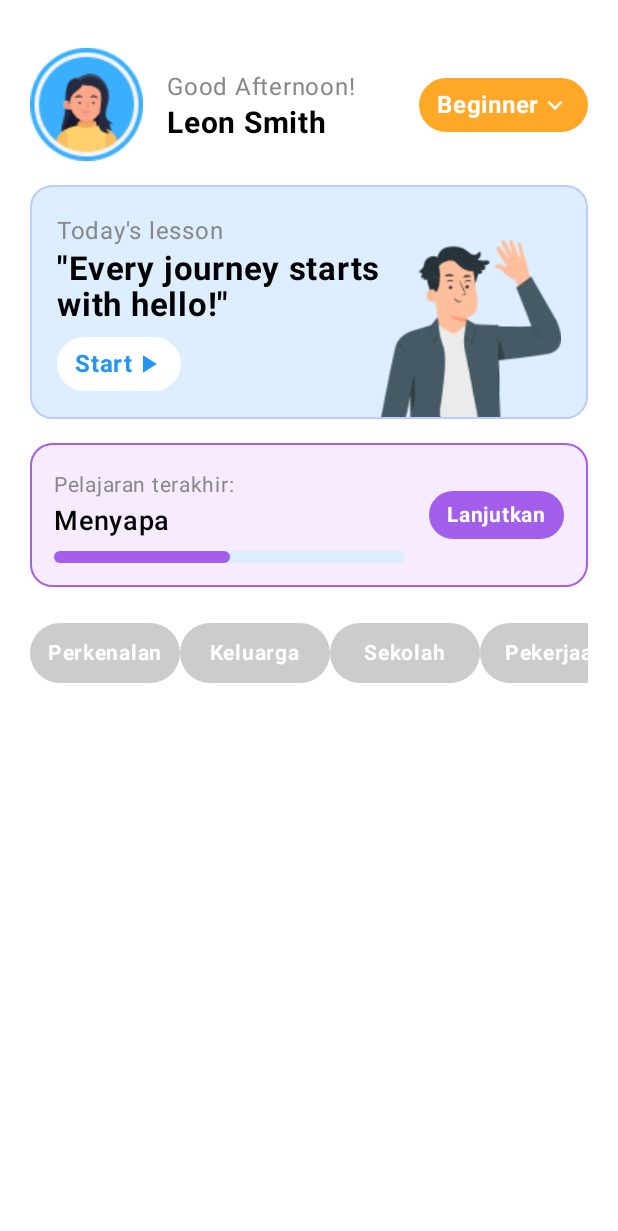
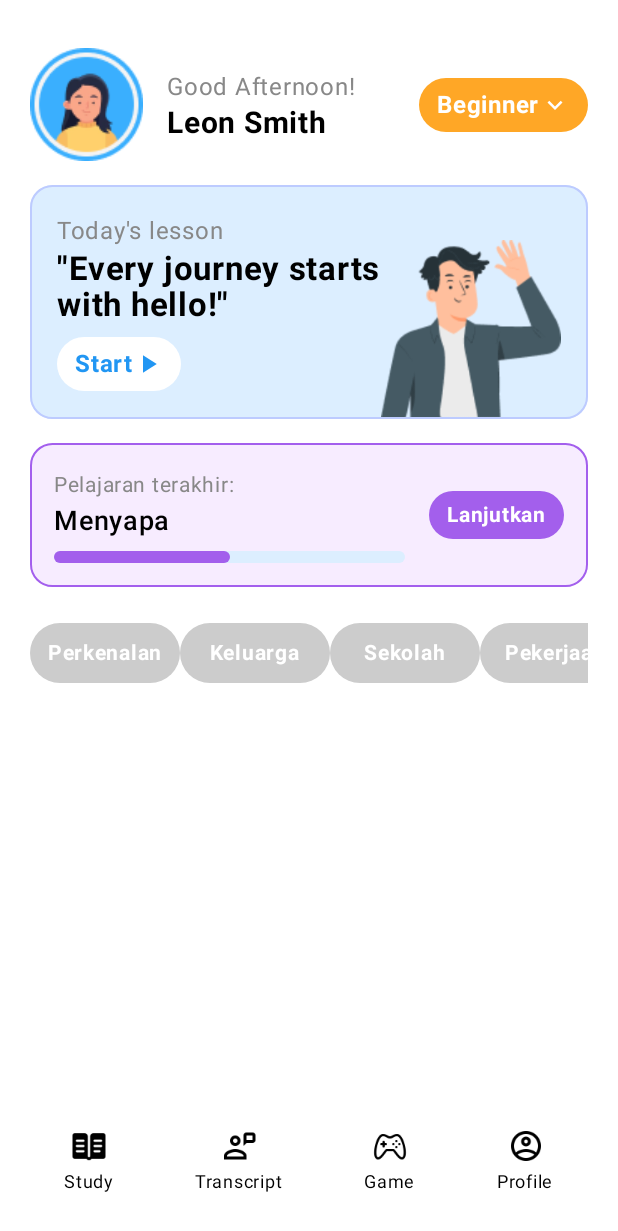
Before and after one commit to theressathebez/VP_ALP, an Android app built with Jetpack Compose: the screen it shows after launch (MainActivity), on a phone screen of 412 x 824 dp. Shown: the top 1231 px of the screen. Run offline under Robolectric (Android 15) with nearby library versions, the phone set to English and light mode, and no system bars.

Commit message:
setengah jadi tabbar nya
belum bisa ke page lain, itu harus buat button dulu di tabbarnya buat dinavigasiin ke page lain. pake navController/navHost gitu lupa

```diff
--- a/app/src/main/java/com/example/vp_alp/route/AppRouting.kt
+++ b/app/src/main/java/com/example/vp_alp/route/AppRouting.kt
@@ -10,7 +10,6 @@ import androidx.navigation.navArgument
 import com.example.vp_alp.view.TopicScroll
 import com.example.vp_alp.view.VideoView
 
-//
 enum class listScreen {
     Study,
     Topic,
--- a/app/src/main/java/com/example/vp_alp/view/StudyView.kt
+++ b/app/src/main/java/com/example/vp_alp/view/StudyView.kt
@@ -12,6 +12,7 @@ import androidx.compose.foundation.layout.fillMaxHeight
 import androidx.compose.foundation.layout.fillMaxSize
 import androidx.compose.foundation.layout.fillMaxWidth
 import androidx.compose.foundation.layout.height
+import androidx.compose.foundation.layout.navigationBarsPadding
 import androidx.compose.foundation.layout.offset
 import androidx.compose.foundation.layout.padding
 import androidx.compose.foundation.layout.size
@@ -43,6 +44,7 @@ import androidx.lifecycle.viewmodel.compose.viewModel
 import androidx.navigation.NavController
 import com.example.vp_alp.R
 import com.example.vp_alp.ui.theme.VP_ALPTheme
+import com.example.vp_alp.view.BottomNavigationBar
 import com.example.vp_alp.viewmodel.StudyViewModel
 
 //Study
@@ -56,9 +58,14 @@ fun StudyScroll(
 
     var selectedCategoryId by remember { mutableStateOf<Int?>(null) }
 
+    Column(
+        modifier = Modifier
+            .fillMaxSize()
+            .background(Color.White)
+    ) {
         LazyColumn(
             modifier = Modifier
-            .fillMaxSize()
+                .weight(1f)
                 .background(Color.White)
                 .padding(horizontal = 4.dp, vertical = 16.dp)
         ) {
@@ -98,6 +105,16 @@ fun StudyScroll(
                     TopicList(title = topic.title, duration = topic.duration)
                 }
             }
+        }
+
+        BottomNavigationBar(
+            modifier = Modifier
+                .fillMaxWidth()
+                .background(Color.White)
+                .padding(bottom = 16.dp)
+                .navigationBarsPadding(),
+            currentScreen = "study"
+        )
     }
 }
 
--- /dev/null
+++ b/app/src/main/java/com/example/vp_alp/view/TabBar.kt
@@ -0,0 +1,105 @@
+package com.example.vp_alp.view
+
+import androidx.compose.foundation.Image
+import androidx.compose.foundation.background
+import androidx.compose.foundation.layout.Arrangement
+import androidx.compose.foundation.layout.Column
+import androidx.compose.foundation.layout.Row
+import androidx.compose.foundation.layout.fillMaxWidth
+import androidx.compose.foundation.layout.padding
+import androidx.compose.foundation.layout.size
+import androidx.compose.material3.Text
+import androidx.compose.runtime.Composable
+import androidx.compose.ui.Alignment
+import androidx.compose.ui.Modifier
+import androidx.compose.ui.graphics.Color
+import androidx.compose.ui.res.painterResource
+import androidx.compose.ui.unit.dp
+import androidx.compose.ui.unit.sp
+import com.example.vp_alp.R
+
+@Composable
+fun BottomNavigationBar(
+    modifier: Modifier,
+    currentScreen: String
+) {
+    Row(
+        modifier = Modifier
+            .fillMaxWidth()
+            .background(Color.White)
+            .padding(top= 8.dp, bottom = 24.dp, start = 16.dp, end = 16.dp),
+        horizontalArrangement = Arrangement.SpaceAround
+    ) {
+        Column(horizontalAlignment = Alignment.CenterHorizontally) {
+            Image(
+                painter = painterResource(
+                    if (currentScreen == "study")
+                        R.drawable.study_selected
+                    else
+                        R.drawable.study
+                ),
+                contentDescription = "study",
+                modifier = Modifier.size(24.dp)
+            )
+            Text(
+                text = "Study",
+                fontSize = 12.sp,
+                color = Color.Black
+            )
+        }
+
+        Column(horizontalAlignment = Alignment.CenterHorizontally) {
+            Image(
+                painter = painterResource(
+                    if (currentScreen == "transcript")
+                        R.drawable.transcript_selected
+                    else
+                        R.drawable.transcript
+                ),
+                contentDescription = "transcript",
+                modifier = Modifier.size(24.dp)
+            )
+            Text(
+                text = "Transcript",
+                fontSize = 12.sp,
+                color = Color.Black
+            )
+        }
+
+        Column(horizontalAlignment = Alignment.CenterHorizontally) {
+            Image(
+                painter = painterResource(
+                    if (currentScreen == "game")
+                        R.drawable.game_selected
+                    else
+                        R.drawable.game
+                ),
+                contentDescription = "game",
+                modifier = Modifier.size(24.dp)
+            )
+            Text(
+                text = "Game",
+                fontSize = 12.sp,
+                color = Color.Black
+            )
+        }
+
+        Column(horizontalAlignment = Alignment.CenterHorizontally) {
+            Image(
+                painter = painterResource(
+                    if (currentScreen == "profile")
+                        R.drawable.profile_selected
+                    else
+                        R.drawable.profile__2_
+                ),
+                contentDescription = "profile",
+                modifier = Modifier.size(24.dp)
+            )
+            Text(
+                text = "Profile",
+                fontSize = 12.sp,
+                color = Color.Black
+            )
+        }
+    }
+}
--- a/app/src/main/java/com/example/vp_alp/view/TopicView.kt
+++ b/app/src/main/java/com/example/vp_alp/view/TopicView.kt
@@ -39,7 +39,6 @@ import com.example.vp_alp.R
 import com.example.vp_alp.ui.theme.VP_ALPTheme
 import com.example.vp_alp.viewmodel.StudyViewModel
 
-//
 @Composable
 fun TopicScroll(
     topicId: Int,
```
Also changed, not shown: app/src/main/res/drawable-nodpi/game.png (added), app/src/main/res/drawable-nodpi/game_selected.png (added), app/src/main/res/drawable-nodpi/profile__2_.png (added), app/src/main/res/drawable-nodpi/profile_selected.png (added), app/src/main/res/drawable-nodpi/study.png (added), app/src/main/res/drawable-nodpi/study_selected.png (added), app/src/main/res/drawable-nodpi/transcript.png (added), app/src/main/res/drawable-nodpi/transcript_selected.png (added). Lines whose indentation alone changed are shown as unchanged.
